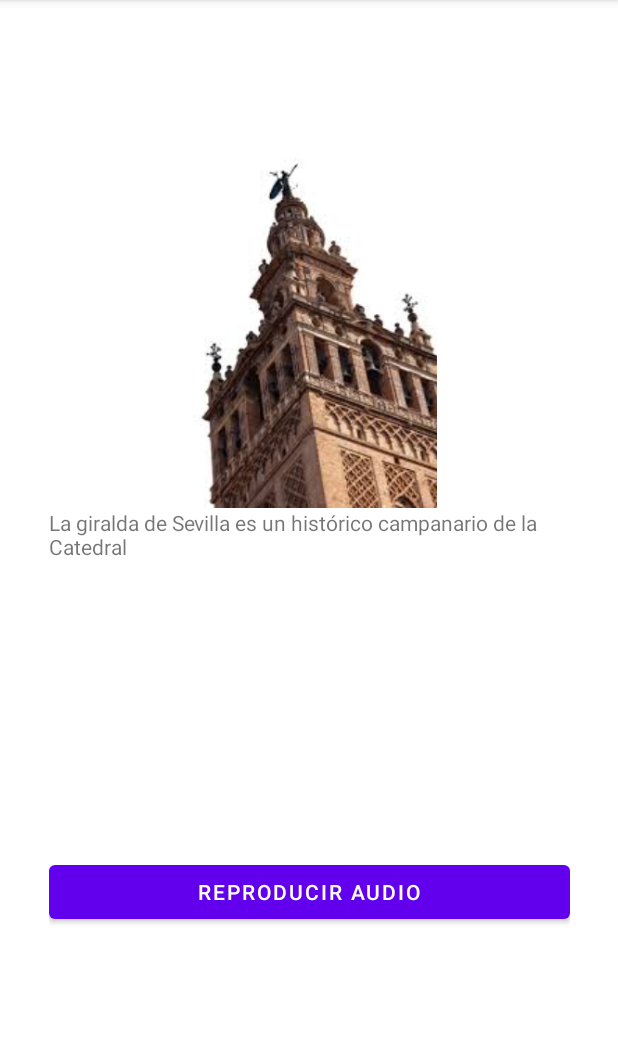
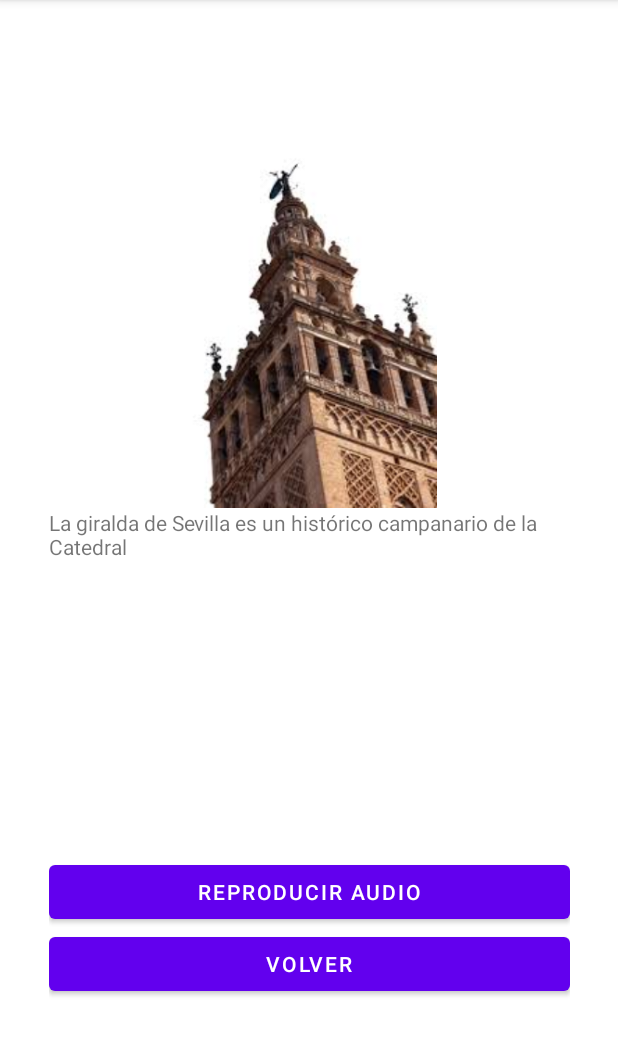
Before and after one commit to manudomdd/OptativaGS, an Android app: the screen it shows after launch (Explicacion), after a tap on "SEVILLA", on a phone screen of 412 x 824 dp, the part 84-1140 px from its top. Run offline under Robolectric (Android 15) with nearby library versions, the phone set to English and light mode, and no system bars.

Commit message:
Corrected problems with MP

```diff
--- a/GuiaTuristica/app/src/main/res/layout/activity_explicacion.xml
+++ b/GuiaTuristica/app/src/main/res/layout/activity_explicacion.xml
@@ -31,5 +31,11 @@
             android:layout_width="match_parent"
             android:layout_height="wrap_content"
             android:text="Reproducir audio" />
+
+        <Button
+            android:id="@+id/button5"
+            android:layout_width="match_parent"
+            android:layout_height="wrap_content"
+            android:text="Volver" />
     </LinearLayout>
 </androidx.constraintlayout.widget.ConstraintLayout>
```
Also changed, not shown: GuiaTuristica/app/src/main/java/com/example/guiaturistica/Explicacion.java (+29 -0 lines).
